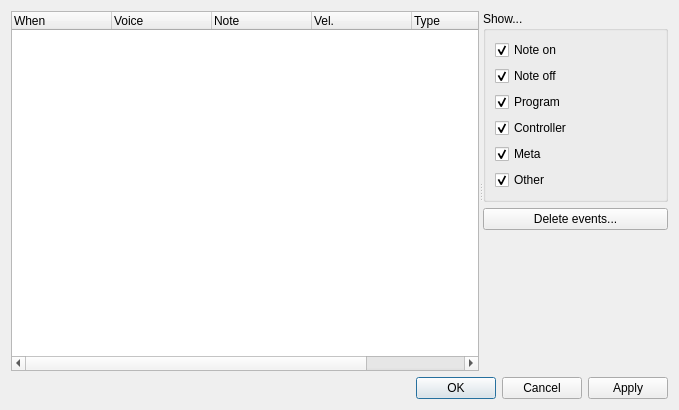
Above: src/Gui/Dialogs/AllEvents.ui from waddlesplash/ragingmidi before the change. Below: the same form after it.
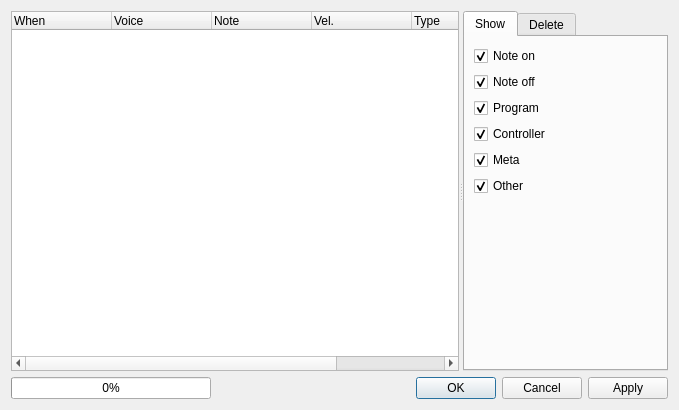
That is the form after the change.

Commit message: More work on the All Events dialog.

What changed in the file:
```diff
--- a/src/Gui/Dialogs/AllEvents.ui
+++ b/src/Gui/Dialogs/AllEvents.ui
@@ -13,7 +13,7 @@
   <property name="windowTitle">
    <string>All MIDI Events</string>
   </property>
-  <layout class="QGridLayout" name="gridLayout_3">
+  <layout class="QGridLayout" name="gridLayout_4">
    <item row="0" column="0">
     <widget class="QSplitter" name="splitter">
      <property name="orientation">
@@ -57,40 +57,15 @@
        </property>
       </column>
      </widget>
-     <widget class="QWidget" name="widget" native="true">
+     <widget class="QTabWidget" name="tabWidget">
+      <property name="currentIndex">
+       <number>0</number>
+      </property>
+      <widget class="QWidget" name="showTab">
+       <attribute name="title">
+        <string>Show</string>
+       </attribute>
       <layout class="QGridLayout" name="gridLayout">
-       <property name="margin">
-        <number>0</number>
-       </property>
-       <item row="2" column="0">
-        <spacer name="verticalSpacer">
-         <property name="orientation">
-          <enum>Qt::Vertical</enum>
-         </property>
-         <property name="sizeHint" stdset="0">
-          <size>
-           <width>20</width>
-           <height>40</height>
-          </size>
-         </property>
-        </spacer>
-       </item>
-       <item row="0" column="0">
-        <widget class="QGroupBox" name="groupBox">
-         <property name="title">
-          <string>Show...</string>
-         </property>
-         <layout class="QGridLayout" name="gridLayout_2">
-          <item row="0" column="0">
-           <widget class="QCheckBox" name="noteOnChk">
-            <property name="text">
-             <string>Note on</string>
-            </property>
-            <property name="checked">
-             <bool>true</bool>
-            </property>
-           </widget>
-          </item>
           <item row="3" column="0">
            <widget class="QCheckBox" name="controllerChk">
             <property name="text">
@@ -101,10 +76,20 @@
             </property>
            </widget>
           </item>
-          <item row="4" column="0">
-           <widget class="QCheckBox" name="metaChk">
+        <item row="0" column="0">
+         <widget class="QCheckBox" name="noteOnChk">
             <property name="text">
-             <string>Meta</string>
+           <string>Note on</string>
+          </property>
+          <property name="checked">
+           <bool>true</bool>
+          </property>
+         </widget>
+        </item>
+        <item row="5" column="0">
+         <widget class="QCheckBox" name="otherChk">
+          <property name="text">
+           <string>Other</string>
             </property>
             <property name="checked">
              <bool>true</bool>
@@ -131,35 +116,101 @@
             </property>
            </widget>
           </item>
-          <item row="5" column="0">
-           <widget class="QCheckBox" name="otherChk">
+        <item row="4" column="0">
+         <widget class="QCheckBox" name="metaChk">
             <property name="text">
-             <string>Other</string>
+           <string>Meta</string>
             </property>
             <property name="checked">
              <bool>true</bool>
             </property>
            </widget>
           </item>
-         </layout>
-        </widget>
-       </item>
-       <item row="1" column="0">
+        <item row="6" column="0">
+         <spacer name="verticalSpacer_2">
+          <property name="orientation">
+           <enum>Qt::Vertical</enum>
+          </property>
+          <property name="sizeHint" stdset="0">
+           <size>
+            <width>20</width>
+            <height>40</height>
+           </size>
+          </property>
+         </spacer>
+        </item>
+       </layout>
+      </widget>
+      <widget class="QWidget" name="tab_2">
+       <attribute name="title">
+        <string>Delete</string>
+       </attribute>
+       <layout class="QGridLayout" name="gridLayout_2">
+        <item row="0" column="0">
         <widget class="QPushButton" name="delCertEvBtn">
          <property name="text">
           <string>Delete events...</string>
          </property>
         </widget>
        </item>
+        <item row="1" column="0">
+         <spacer name="verticalSpacer">
+          <property name="orientation">
+           <enum>Qt::Vertical</enum>
+          </property>
+          <property name="sizeHint" stdset="0">
+           <size>
+            <width>20</width>
+            <height>40</height>
+           </size>
+          </property>
+         </spacer>
+        </item>
       </layout>
      </widget>
     </widget>
+    </widget>
    </item>
    <item row="1" column="0">
+    <widget class="QWidget" name="widget" native="true">
+     <property name="sizePolicy">
+      <sizepolicy hsizetype="Preferred" vsizetype="Fixed">
+       <horstretch>0</horstretch>
+       <verstretch>0</verstretch>
+      </sizepolicy>
+     </property>
+     <layout class="QGridLayout" name="gridLayout_3">
+      <property name="margin">
+       <number>0</number>
+      </property>
+      <item row="1" column="0">
+       <widget class="QProgressBar" name="progBar">
+        <property name="value">
+         <number>0</number>
+        </property>
+       </widget>
+      </item>
+      <item row="1" column="2">
     <widget class="QDialogButtonBox" name="buttonBox">
      <property name="standardButtons">
       <set>QDialogButtonBox::Apply|QDialogButtonBox::Cancel|QDialogButtonBox::Ok</set>
      </property>
+       </widget>
+      </item>
+      <item row="1" column="1">
+       <spacer name="horizontalSpacer">
+        <property name="orientation">
+         <enum>Qt::Horizontal</enum>
+        </property>
+        <property name="sizeHint" stdset="0">
+         <size>
+          <width>40</width>
+          <height>20</height>
+         </size>
+        </property>
+       </spacer>
+      </item>
+     </layout>
     </widget>
    </item>
   </layout>
```
Lines whose indentation alone changed are shown as unchanged. The commit also changes 2 other files.
